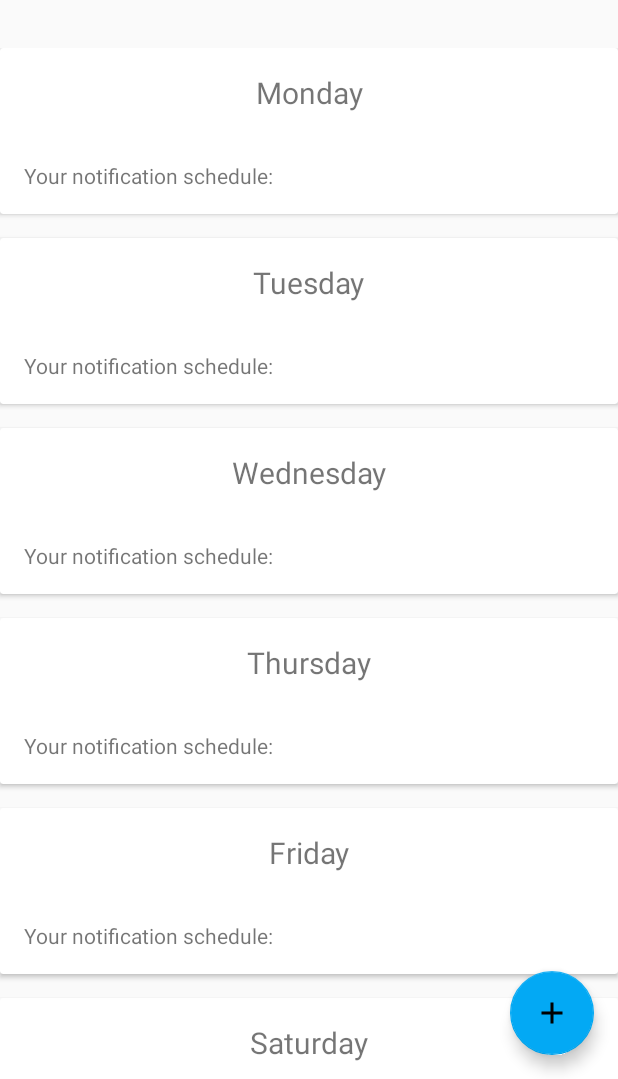
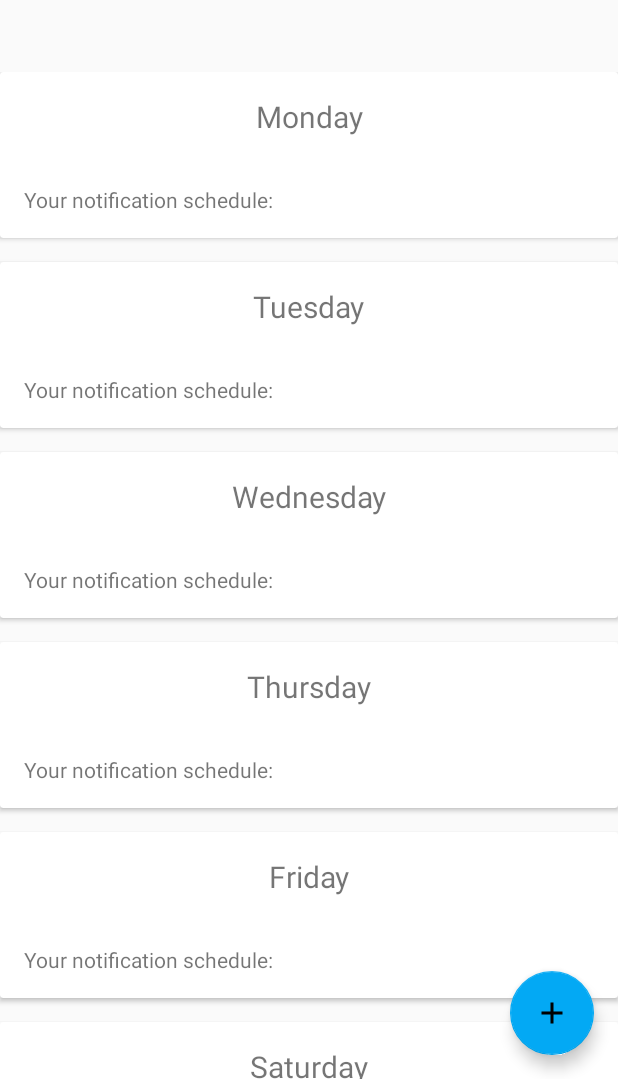
Before and after one commit to PhoenixWings7/eye-relaxer, an Android app: the screen it shows after launch (MainActivity), on a phone screen of 412 x 824 dp, the part 157-1236 px from its top. Run offline under Robolectric (Android 15) with nearby library versions, the phone set to English and light mode, and no system bars.

Commit message:
ScrollView in main layout fixed

```diff
--- a/app/src/main/res/layout/content_main.xml
+++ b/app/src/main/res/layout/content_main.xml
@@ -1,11 +1,12 @@
 <?xml version="1.0" encoding="utf-8"?>
-<androidx.constraintlayout.widget.ConstraintLayout
+<LinearLayout
     xmlns:android="http://schemas.android.com/apk/res/android"
     xmlns:app="http://schemas.android.com/apk/res-auto"
     xmlns:tools="http://schemas.android.com/tools"
     android:layout_width="match_parent"
     android:layout_height="match_parent"
-    app:layout_behavior="@string/appbar_scrolling_view_behavior">
+    app:layout_behavior="@string/appbar_scrolling_view_behavior"
+    android:orientation="vertical">
 
 
     <TextView
@@ -26,13 +27,15 @@
 
     <ScrollView
         android:layout_width="match_parent"
-        android:layout_height="wrap_content"
-        app:layout_constraintTop_toBottomOf="@id/main_message">
+        android:layout_height="0dp"
+        android:fillViewport="true"
+        app:layout_constraintTop_toBottomOf="@id/main_message"
+        android:layout_weight="1">
         <LinearLayout
             android:layout_width="match_parent"
             android:layout_height="wrap_content"
             app:layout_constraintTop_toTopOf="parent"
-            android:layout_marginTop="@dimen/top_card_top_margin"
+            android:paddingTop="@dimen/top_card_top_margin"
             android:orientation="vertical">
             <androidx.cardview.widget.CardView
                 android:id="@+id/monday"
@@ -305,4 +308,4 @@
             </androidx.cardview.widget.CardView>
         </LinearLayout>
     </ScrollView>
-</androidx.constraintlayout.widget.ConstraintLayout>
+</LinearLayout>
```
